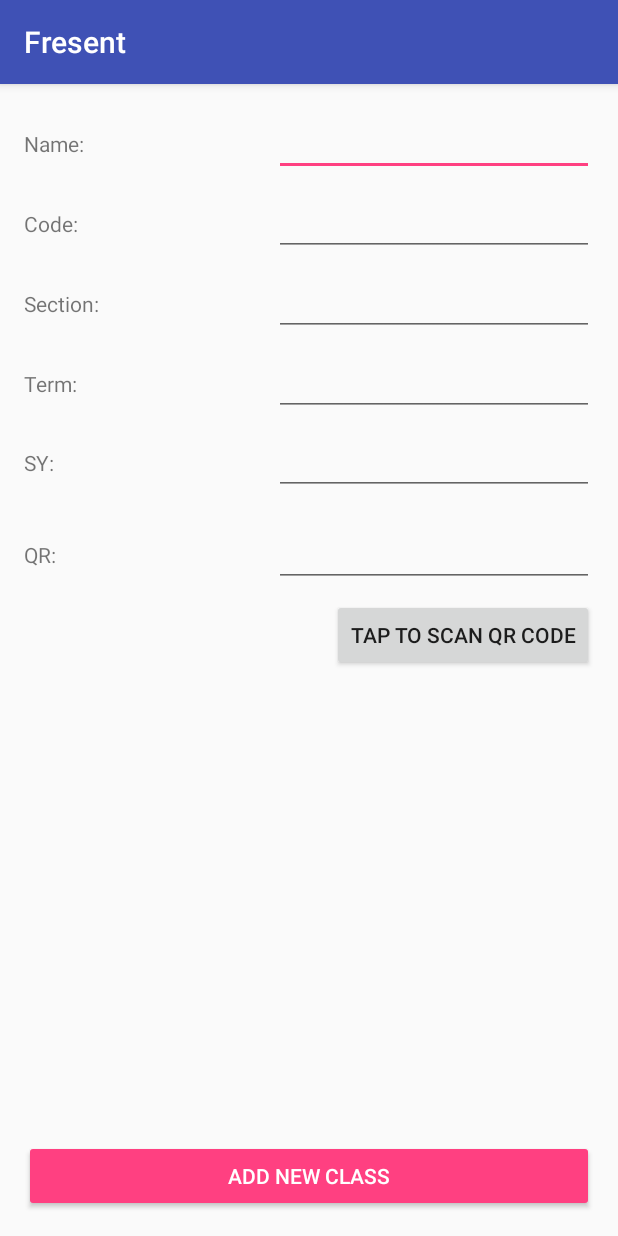
After one commit to Hikari9/Hackzilla-TeamFresent, an Android app: the AddClassActivity screen opened directly, with no data from a screen before it, on a phone screen of 412 x 824 dp. The commit adds this screen. Run offline under Robolectric (Android 15) with nearby library versions, the phone set to English and light mode, and no system bars; our stand-ins replace ButterKnife; libraries missing offline, so code that uses them is left out: io.requery, io.requery.reactivex.

Commit message:
add class Screen

```diff
--- /dev/null
+++ b/app/app/src/main/java/com/fresent/fresent/classes/AddClassActivity.java
@@ -0,0 +1,62 @@
+package com.fresent.fresent.classes;
+
+import android.content.Intent;
+import android.support.v7.app.AppCompatActivity;
+import android.os.Bundle;
+import android.view.View;
+import android.widget.EditText;
+import android.widget.Toast;
+
+import com.fresent.fresent.R;
+import com.fresent.fresent.base.BaseActivity;
+import com.fresent.fresent.base.BindContentView;
+
+import butterknife.BindString;
+import butterknife.OnClick;
+import butterknife.OnItemClick;
+
+@BindContentView(R.layout.activity_add_class)
+public class AddClassActivity extends BaseActivity {
+
+    private EditText name, code, section, term, sy, qr;
+
+    @Override
+    protected void onCreate(Bundle savedInstanceState) {
+        super.onCreate(savedInstanceState);
+        this.name = (EditText) findViewById(R.id.classNameEditText);
+        this.code = (EditText) findViewById(R.id.classCodeEditText);
+        this.section = (EditText) findViewById(R.id.classSectionEditText);
+        this.term = (EditText) findViewById(R.id.classTermEditText);
+        this.sy = (EditText) findViewById(R.id.classSchoolYearEditText);
+        this.qr = (EditText) findViewById(R.id.classQREditText);
+    }
+
+    @OnClick(R.id.qrScan)
+    protected void gotoQRScanner(View v) {
+        Toast.makeText(getApplicationContext(),
+                "TODO", Toast.LENGTH_SHORT)
+                .show();
+    }
+
+    @OnClick(R.id.addNewClass)
+    protected void addNewClass(View v) {
+        if( this.code.getText().toString().length() == 0 ||
+                this.section.getText().toString().length() == 0 ||
+                this.qr.getText().toString().length() == 0)
+            return;
+
+        String[] value = new String[] {
+                this.name.getText().toString(),
+                this.code.getText().toString(),
+                this.section.getText().toString(),
+                this.term.getText().toString(),
+                this.sy.getText().toString(),
+                this.qr.getText().toString()
+        };
+
+        Intent toReturn = new Intent();
+        toReturn.putExtra("data", value);
+        setResult(RESULT_OK, toReturn);
+        finish();
+    }
+}
--- /dev/null
+++ b/app/app/src/main/res/layout/activity_add_class.xml
@@ -0,0 +1,62 @@
+<?xml version="1.0" encoding="utf-8"?>
+<android.support.constraint.ConstraintLayout xmlns:android="http://schemas.android.com/apk/res/android"
+    xmlns:app="http://schemas.android.com/apk/res-auto"
+    xmlns:tools="http://schemas.android.com/tools"
+    android:layout_width="match_parent"
+    android:layout_height="match_parent"
+    tools:context="com.fresent.fresent.classes.AddClassActivity">
+    <include layout="@layout/class_detail_form_view"
+        tools:layout_editor_absoluteY="0dp"
+        tools:layout_editor_absoluteX="0dp"
+        android:id="@+id/include" />
+
+    <TextView
+        android:id="@+id/classQRLabel"
+        android:layout_width="wrap_content"
+        android:layout_height="wrap_content"
+        android:layout_marginLeft="16dp"
+        android:text="@string/class_sourceurl_label"
+        android:textSize="14sp"
+        app:layout_constraintBaseline_toBaselineOf="@+id/classQREditText"
+        app:layout_constraintLeft_toLeftOf="parent" />
+
+    <EditText
+        android:id="@+id/classQREditText"
+        android:layout_width="wrap_content"
+        android:layout_height="wrap_content"
+        android:layout_marginRight="16dp"
+        android:layout_marginTop="0dp"
+        android:ems="10"
+        android:inputType="textPersonName"
+        app:layout_constraintRight_toRightOf="parent"
+        app:layout_constraintTop_toBottomOf="@+id/include" />
+
+    <Button
+        android:id="@+id/qrScan"
+        style="@style/Widget.AppCompat.Button"
+        android:layout_width="wrap_content"
+        android:layout_height="wrap_content"
+        android:layout_marginLeft="16dp"
+        android:layout_marginRight="16dp"
+        android:layout_marginTop="8dp"
+        android:text="Tap to Scan QR Code"
+        app:layout_constraintHorizontal_bias="1.0"
+        app:layout_constraintLeft_toLeftOf="parent"
+        app:layout_constraintRight_toRightOf="parent"
+        app:layout_constraintTop_toBottomOf="@+id/classQREditText" />
+
+    <Button
+        android:id="@+id/addNewClass"
+        style="@style/Base.Widget.AppCompat.Button.Colored"
+        android:layout_width="0dp"
+        android:layout_height="wrap_content"
+        android:layout_marginBottom="16dp"
+        android:layout_marginLeft="16dp"
+        android:layout_marginRight="16dp"
+        android:text="Add New Class"
+        app:layout_constraintBottom_toBottomOf="parent"
+        app:layout_constraintHorizontal_bias="0.0"
+        app:layout_constraintLeft_toLeftOf="parent"
+        app:layout_constraintRight_toRightOf="parent" />
+
+</android.support.constraint.ConstraintLayout>
```
Also changed, not shown: app/app/build.gradle (+5 -5 lines), app/app/src/main/AndroidManifest.xml (+12 -8 lines), app/app/src/main/java/com/fresent/fresent/MainActivity.java (+40 -16 lines).
